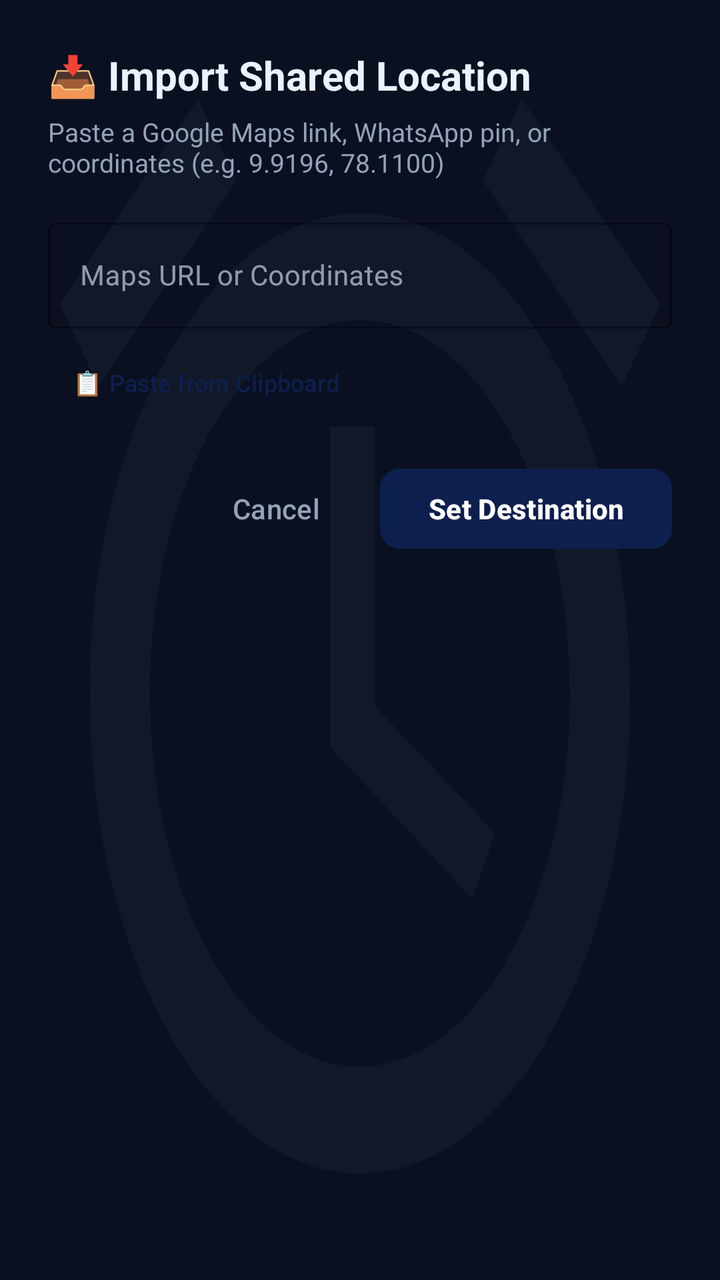
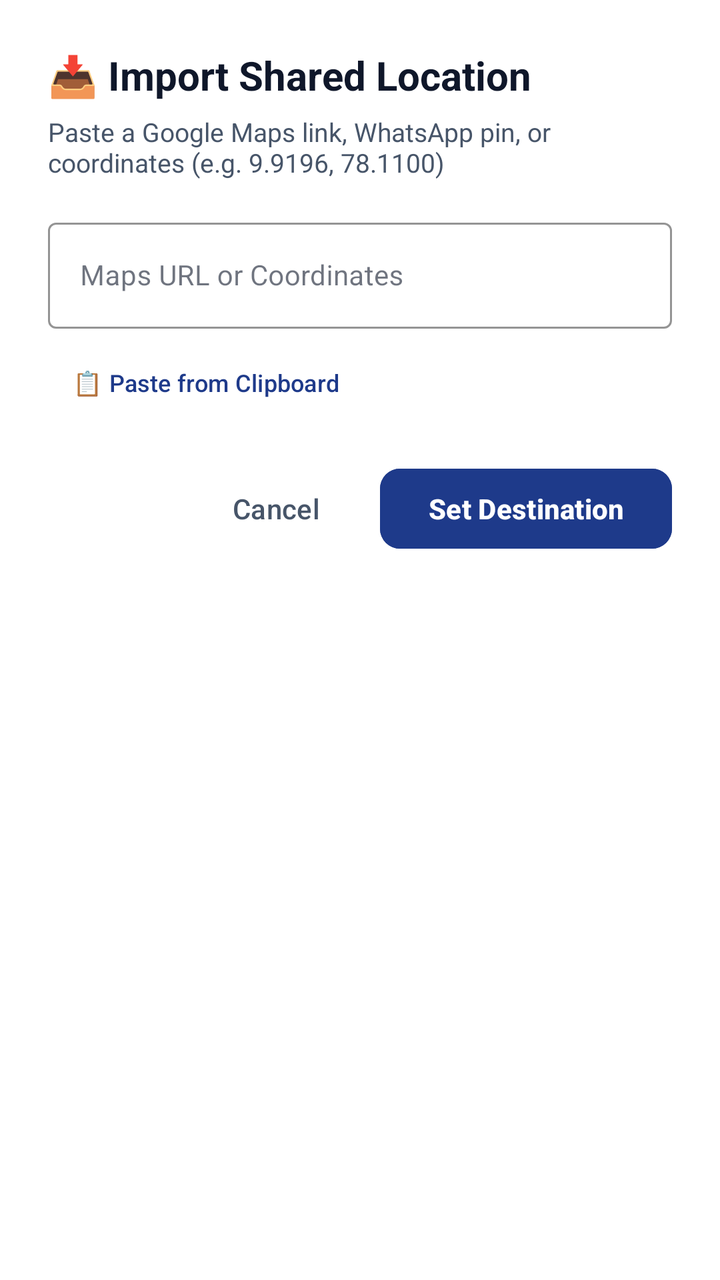

The first picture is an Android layout as it rendered before a commit; the second is the same layout after the commit. The layout source and the unified diff follow.
<!-- AndroidManifest.xml: application theme Theme.TravelAlarm -->
<!-- res/layout/dialog_import_link.xml -->
<?xml version="1.0" encoding="utf-8"?>
<LinearLayout xmlns:android="http://schemas.android.com/apk/res/android"
    xmlns:app="http://schemas.android.com/apk/res-auto"
    android:layout_width="match_parent"
    android:layout_height="wrap_content"
    android:orientation="vertical"
    android:padding="24dp"
    android:background="@drawable/ic_alarm"
    android:backgroundTint="@color/surface_card">

    <TextView
        android:layout_width="wrap_content"
        android:layout_height="wrap_content"
        android:text="📥 Import Shared Location"
        android:textSize="20sp"
        android:textStyle="bold"
        android:textColor="@color/text_primary" />

    <TextView
        android:layout_width="wrap_content"
        android:layout_height="wrap_content"
        android:layout_marginTop="6dp"
        android:text="Paste a Google Maps link, WhatsApp pin, or coordinates (e.g. 9.9196, 78.1100)"
        android:textSize="13sp"
        android:textColor="@color/text_secondary" />

    
    <com.google.android.material.textfield.TextInputLayout
        android:layout_width="match_parent"
        android:layout_height="wrap_content"
        android:layout_marginTop="16dp"
        android:hint="Maps URL or Coordinates"
        app:boxStrokeColor="@color/primary"
        app:hintTextColor="@color/primary"
        app:endIconMode="clear_text"
        style="@style/Widget.MaterialComponents.TextInputLayout.OutlinedBox">

        <com.google.android.material.textfield.TextInputEditText
            android:id="@+id/etLinkInput"
            android:layout_width="match_parent"
            android:layout_height="wrap_content"
            android:inputType="textUri|textMultiLine"
            android:maxLines="3"
            android:textColor="@color/text_primary"
            android:textSize="14sp" />

    </com.google.android.material.textfield.TextInputLayout>

    
    <com.google.android.material.button.MaterialButton
        android:id="@+id/btnPasteClipboard"
        android:layout_width="wrap_content"
        android:layout_height="38dp"
        android:layout_marginTop="8dp"
        style="@style/Widget.Material3.Button.TextButton"
        android:text="📋 Paste from Clipboard"
        android:textSize="12sp"
        android:textColor="@color/primary" />

    
    <LinearLayout
        android:id="@+id/layoutParsingStatus"
        android:layout_width="match_parent"
        android:layout_height="wrap_content"
        android:orientation="horizontal"
        android:gravity="center_vertical"
        android:visibility="gone"
        android:layout_marginTop="10dp">

        <ProgressBar
            android:layout_width="20dp"
            android:layout_height="20dp"
            android:layout_marginEnd="10dp" />

        <TextView
            android:id="@+id/tvParsingStatus"
            android:layout_width="wrap_content"
            android:layout_height="wrap_content"
            android:text="Resolving link coordinates..."
            android:textSize="13sp"
            android:textColor="@color/primary" />

    </LinearLayout>

    
    <com.google.android.material.card.MaterialCardView
        android:id="@+id/cardResolvedPreview"
        android:layout_width="match_parent"
        android:layout_height="wrap_content"
        android:layout_marginTop="12dp"
        android:visibility="gone"
        app:cardCornerRadius="12dp"
        app:cardElevation="0dp"
        app:strokeColor="@color/status_green"
        app:strokeWidth="1dp"
        app:cardBackgroundColor="@color/status_green_bg">

        <LinearLayout
            android:layout_width="match_parent"
            android:layout_height="wrap_content"
            android:orientation="vertical"
            android:padding="12dp">

            <TextView
                android:id="@+id/tvResolvedTitle"
                android:layout_width="wrap_content"
                android:layout_height="wrap_content"
                android:text="Location Name"
                android:textSize="14sp"
                android:textStyle="bold"
                android:textColor="@color/status_green_text" />

            <TextView
                android:id="@+id/tvResolvedCoords"
                android:layout_width="wrap_content"
                android:layout_height="wrap_content"
                android:layout_marginTop="2dp"
                android:text="Lat: 9.9196, Lng: 78.1100"
                android:textSize="12sp"
                android:textColor="@color/text_secondary" />

        </LinearLayout>

    </com.google.android.material.card.MaterialCardView>

    
    <LinearLayout
        android:layout_width="match_parent"
        android:layout_height="wrap_content"
        android:orientation="horizontal"
        android:gravity="end"
        android:layout_marginTop="20dp">

        <com.google.android.material.button.MaterialButton
            android:id="@+id/btnCancelImport"
            android:layout_width="wrap_content"
            android:layout_height="48dp"
            style="@style/Widget.Material3.Button.TextButton"
            android:text="Cancel"
            android:textColor="@color/text_secondary"
            android:layout_marginEnd="8dp" />

        <com.google.android.material.button.MaterialButton
            android:id="@+id/btnConfirmImport"
            android:layout_width="wrap_content"
            android:layout_height="48dp"
            android:text="Set Destination"
            android:textStyle="bold"
            app:cornerRadius="10dp"
            android:backgroundTint="@color/primary" />

    </LinearLayout>

</LinearLayout>
<!-- resources referenced by this layout -->
<resources>
  <color name="primary">#0D1F4E</color>
  <color name="status_green">#22C55E</color>
  <color name="status_green_bg">#052E16</color>
  <color name="status_green_text">#4ADE80</color>
  <color name="surface_card">#111827</color>
  <color name="text_primary">#E8F4FF</color>
  <color name="text_secondary">#94A3B8</color>
  <!-- drawable ic_alarm (drawable) -->
  <vector xmlns:android="http://schemas.android.com/apk/res/android"
      android:width="24dp"
      android:height="24dp"
      android:viewportWidth="24"
      android:viewportHeight="24">
    <path
        android:fillColor="@color/white"
        android:pathData="M22,5.72l-4.6,-3.86 -1.29,1.53 4.6,3.86L22,5.72zM7.88,3.39L6.6,1.86 2,5.71l1.29,1.53 4.59,-3.85zM12.5,8H11v6l4.75,2.85 0.75,-1.23 -4,-2.37V8zM12,4c-4.97,0 -9,4.03 -9,9s4.02,9 9,9 9,-4.03 9,-9 -4.03,-9 -9,-9zM12,20c-3.87,0 -7,-3.13 -7,-7s3.13,-7 7,-7 7,3.13 7,7 -3.13,7 -7,7z"/>
  </vector>
  <style name="Theme.TravelAlarm" parent="Theme.Material3.DayNight.NoActionBar">
          <item name="colorPrimary">@color/primary_light</item>
          <item name="colorPrimaryVariant">@color/primary_dark</item>
          <item name="colorOnPrimary">@color/white</item>
          <item name="colorSecondary">@color/accent</item>
          <item name="colorSurface">@color/surface_card</item>
          <item name="colorOnSurface">@color/text_primary</item>
          <item name="android:colorBackground">@color/background_light</item>
          <item name="android:statusBarColor">@color/primary_dark</item>
          <item name="android:navigationBarColor">@color/primary_dark</item>
          <item name="android:windowBackground">@color/background_light</item>
          <item name="android:windowLightStatusBar" tools:targetApi="m">false</item>
      </style>
  <color name="white">#FFFFFF</color>
  <color name="primary_light">#3B6FE8</color>
  <color name="primary_dark">#070E28</color>
  <color name="accent">#00D4FF</color>
  <color name="background_light">#0A1020</color>
</resources>

<!-- the commit's change to res/layout/dialog_import_link.xml (unified diff, before → after) -->
@@ -5,8 +5,7 @@
     android:layout_height="wrap_content"
     android:orientation="vertical"
     android:padding="24dp"
-    android:background="@drawable/ic_alarm"
-    android:backgroundTint="@color/surface_card">
+    android:background="@color/surface_card">
 
     <TextView
         android:layout_width="wrap_content"
<!-- resource entries referenced after the edit -->
@@ -1,24 +1,14 @@
 <!-- resources referenced by this layout -->
 <resources>
-  <color name="primary">#0D1F4E</color>
-  <color name="status_green">#22C55E</color>
-  <color name="status_green_bg">#052E16</color>
-  <color name="status_green_text">#4ADE80</color>
-  <color name="surface_card">#111827</color>
-  <color name="text_primary">#E8F4FF</color>
-  <color name="text_secondary">#94A3B8</color>
-  <!-- drawable ic_alarm (drawable) -->
-  <vector xmlns:android="http://schemas.android.com/apk/res/android"
-      android:width="24dp"
-      android:height="24dp"
-      android:viewportWidth="24"
-      android:viewportHeight="24">
-    <path
-        android:fillColor="@color/white"
-        android:pathData="M22,5.72l-4.6,-3.86 -1.29,1.53 4.6,3.86L22,5.72zM7.88,3.39L6.6,1.86 2,5.71l1.29,1.53 4.59,-3.85zM12.5,8H11v6l4.75,2.85 0.75,-1.23 -4,-2.37V8zM12,4c-4.97,0 -9,4.03 -9,9s4.02,9 9,9 9,-4.03 9,-9 -4.03,-9 -9,-9zM12,20c-3.87,0 -7,-3.13 -7,-7s3.13,-7 7,-7 7,3.13 7,7 -3.13,7 -7,7z"/>
-  </vector>
+  <color name="primary">#1E3A8A</color>
+  <color name="status_green">#16A34A</color>
+  <color name="status_green_bg">#DCFCE7</color>
+  <color name="status_green_text">#15803D</color>
+  <color name="surface_card">#FFFFFF</color>
+  <color name="text_primary">#0F172A</color>
+  <color name="text_secondary">#475569</color>
   <style name="Theme.TravelAlarm" parent="Theme.Material3.DayNight.NoActionBar">
-          <item name="colorPrimary">@color/primary_light</item>
+          <item name="colorPrimary">@color/primary</item>
           <item name="colorPrimaryVariant">@color/primary_dark</item>
           <item name="colorOnPrimary">@color/white</item>
           <item name="colorSecondary">@color/accent</item>
@@ -30,10 +20,9 @@
           <item name="android:windowBackground">@color/background_light</item>
           <item name="android:windowLightStatusBar" tools:targetApi="m">false</item>
       </style>
+  <color name="primary_dark">#0F172A</color>
   <color name="white">#FFFFFF</color>
-  <color name="primary_light">#3B6FE8</color>
-  <color name="primary_dark">#070E28</color>
-  <color name="accent">#00D4FF</color>
-  <color name="background_light">#0A1020</color>
+  <color name="accent">#0EA5E9</color>
+  <color name="background_light">#F1F5F9</color>
 </resources>
 
